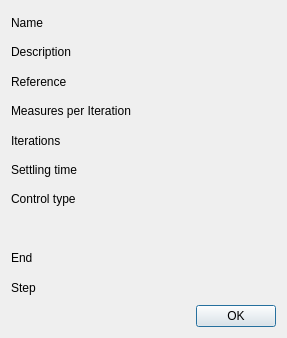
Qt form aeroist/measurementdetails.ui (froque/AeroIST) before a commit.
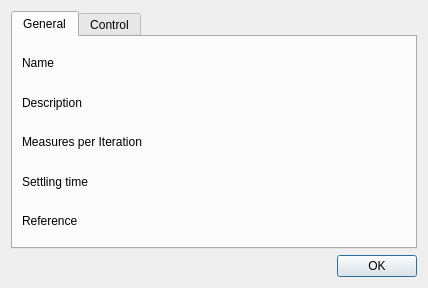
The same form after that commit. The open tabs and pages were chosen to show the change.

Commit message:
Redone some GUI interfaces. Measurement and Reference preferences and views are now based on tabwidgets.
Also improved upon wind variables to accommodate channel selection. Stil to do actual Hardware channel selection

```diff
--- a/aeroist/measurementdetails.ui
+++ b/aeroist/measurementdetails.ui
@@ -6,152 +6,115 @@
    <rect>
     <x>0</x>
     <y>0</y>
-    <width>287</width>
-    <height>338</height>
+    <width>428</width>
+    <height>288</height>
    </rect>
   </property>
   <property name="windowTitle">
    <string>Measurement Details</string>
   </property>
-  <layout class="QGridLayout" name="gridLayout">
-   <item row="0" column="0">
     <layout class="QVBoxLayout" name="verticalLayout">
      <item>
+    <widget class="QTabWidget" name="tabWidget">
+     <property name="currentIndex">
+      <number>1</number>
+     </property>
+     <widget class="QWidget" name="tab_general">
+      <attribute name="title">
+       <string>General</string>
+      </attribute>
+      <layout class="QGridLayout" name="gridLayout_2">
+       <item row="1" column="1">
+        <widget class="QLabel" name="labelDescription">
+         <property name="text">
+          <string/>
+         </property>
+        </widget>
+       </item>
+       <item row="5" column="0">
+        <widget class="QLabel" name="labelViewSettling">
+         <property name="text">
+          <string>Settling time</string>
+         </property>
+        </widget>
+       </item>
+       <item row="5" column="1">
+        <widget class="QLabel" name="labelSettling">
+         <property name="text">
+          <string/>
+         </property>
+        </widget>
+       </item>
+       <item row="3" column="1">
+        <widget class="QLabel" name="labelMeasuresIteration">
+         <property name="text">
+          <string/>
+         </property>
+        </widget>
+       </item>
+       <item row="0" column="0">
       <widget class="QLabel" name="labelViewName">
        <property name="text">
         <string>Name</string>
        </property>
       </widget>
      </item>
-     <item>
-      <widget class="QLabel" name="labelViewDescription">
-       <property name="text">
-        <string>Description</string>
-       </property>
-      </widget>
-     </item>
-     <item>
-      <widget class="QLabel" name="labelViewReference">
-       <property name="text">
-        <string>Reference</string>
-       </property>
-      </widget>
-     </item>
-     <item>
+       <item row="3" column="0">
       <widget class="QLabel" name="labelViewMeasuresIteration">
        <property name="text">
         <string>Measures per Iteration</string>
        </property>
       </widget>
      </item>
-     <item>
-      <widget class="QLabel" name="labelViewIterations">
-       <property name="text">
-        <string>Iterations</string>
-       </property>
-      </widget>
-     </item>
-     <item>
-      <widget class="QLabel" name="labelViewSettling">
-       <property name="text">
-        <string>Settling time</string>
-       </property>
-      </widget>
-     </item>
-     <item>
-      <widget class="QLabel" name="labelViewControl">
-       <property name="text">
-        <string>Control type</string>
-       </property>
-      </widget>
-     </item>
-     <item>
-      <widget class="QWidget" name="widget" native="true"/>
-     </item>
-     <item>
-      <widget class="QLabel" name="labelViewEnd">
-       <property name="text">
-        <string>End</string>
-       </property>
-      </widget>
-     </item>
-     <item>
-      <widget class="QLabel" name="labelViewStep">
-       <property name="text">
-        <string>Step</string>
-       </property>
-      </widget>
-     </item>
-    </layout>
-   </item>
    <item row="0" column="1">
-    <layout class="QVBoxLayout" name="verticalLayout_2">
-     <item>
       <widget class="QLabel" name="labelName">
        <property name="text">
         <string/>
        </property>
       </widget>
      </item>
-     <item>
-      <widget class="QLabel" name="labelDescription">
+       <item row="1" column="0">
+        <widget class="QLabel" name="labelViewDescription">
        <property name="text">
-        <string/>
+          <string>Description</string>
        </property>
       </widget>
      </item>
-     <item>
+       <item row="6" column="0">
+        <widget class="QLabel" name="labelViewReference">
+         <property name="text">
+          <string>Reference</string>
+         </property>
+        </widget>
+       </item>
+       <item row="6" column="1">
       <widget class="QLabel" name="labelReference">
        <property name="text">
         <string/>
        </property>
       </widget>
      </item>
-     <item>
-      <widget class="QLabel" name="labelMeasuresIteration">
-       <property name="text">
-        <string/>
-       </property>
-      </widget>
-     </item>
-     <item>
-      <widget class="QLabel" name="labelIterations">
-       <property name="text">
-        <string/>
-       </property>
-      </widget>
-     </item>
-     <item>
-      <widget class="QLabel" name="labelSettling">
-       <property name="text">
-        <string/>
-       </property>
-      </widget>
-     </item>
-     <item>
-      <widget class="QLabel" name="labelControl">
-       <property name="text">
-        <string/>
-       </property>
-      </widget>
-     </item>
-     <item>
-      <widget class="QLabel" name="labelEnd">
-       <property name="text">
-        <string/>
-       </property>
-      </widget>
-     </item>
-     <item>
-      <widget class="QLabel" name="labelStep">
-       <property name="text">
-        <string/>
-       </property>
-      </widget>
-     </item>
-    </layout>
+      </layout>
+      <zorder>labelName</zorder>
+      <zorder>labelName</zorder>
+      <zorder>labelViewName</zorder>
+      <zorder>labelViewDescription</zorder>
+      <zorder>labelDescription</zorder>
+      <zorder>labelViewMeasuresIteration</zorder>
+      <zorder>labelViewSettling</zorder>
+      <zorder>labelSettling</zorder>
+      <zorder>labelMeasuresIteration</zorder>
+      <zorder>labelViewReference</zorder>
+      <zorder>labelReference</zorder>
+     </widget>
+     <widget class="QWidget" name="tab_control">
+      <attribute name="title">
+       <string>Control</string>
+      </attribute>
+     </widget>
+    </widget>
    </item>
-   <item row="1" column="0" colspan="2">
+   <item>
     <widget class="QDialogButtonBox" name="buttonBox">
      <property name="orientation">
       <enum>Qt::Horizontal</enum>
```
Lines whose indentation alone changed are shown as unchanged. The commit also changes 12 other files.
